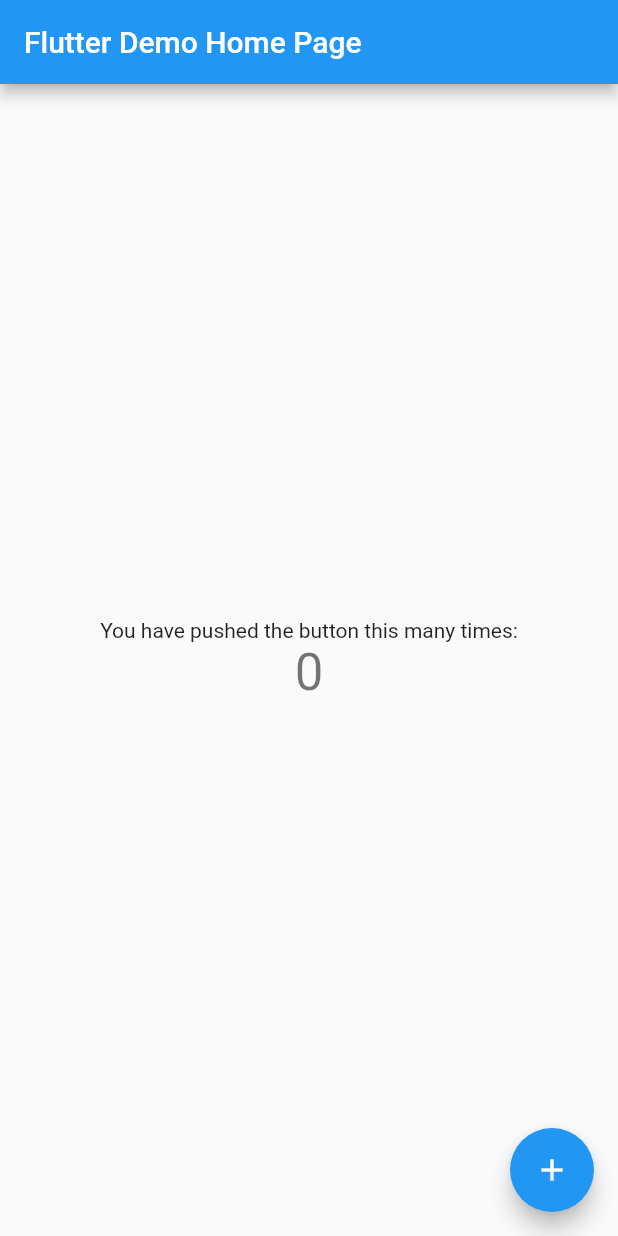
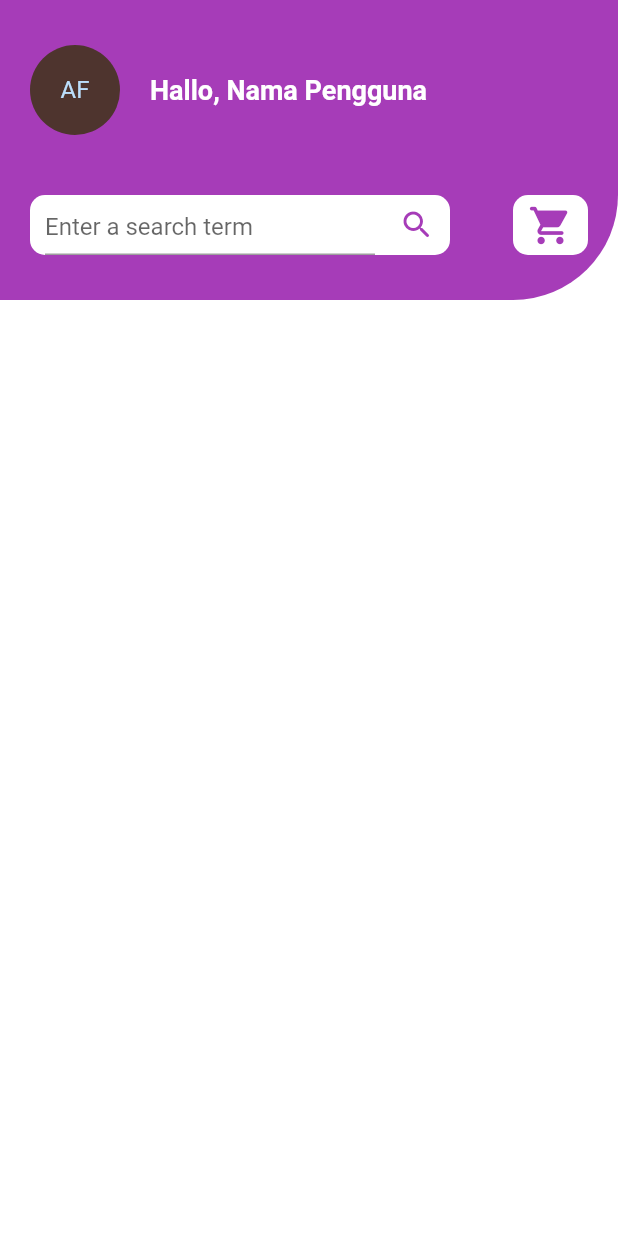
Before and after one commit to FARRAS-DARKUNO/Fake-Store, a Flutter app: the screen it shows after launch, on a phone screen of 412 x 824 dp. Run offline on Flutter 3.47's test engine with Material 2 defaults, Android fonts, the phone set to English and light mode, and no system bars.

Commit message:
header complite

```diff
--- a/lib/main.dart
+++ b/lib/main.dart
@@ -1,3 +1,4 @@
+import 'package:fake_store/screen/home_screen.dart';
 import 'package:flutter/material.dart';
 
 void main() {
@@ -6,110 +7,13 @@ void main() {
 
 class MyApp extends StatelessWidget {
   const MyApp({Key? key}) : super(key: key);
-
-  // This widget is the root of your application.
   @override
   Widget build(BuildContext context) {
     return MaterialApp(
-      title: 'Flutter Demo',
-      theme: ThemeData(
-        // This is the theme of your application.
-        //
-        // Try running your application with "flutter run". You'll see the
-        // application has a blue toolbar. Then, without quitting the app, try
-        // changing the primarySwatch below to Colors.green and then invoke
-        // "hot reload" (press "r" in the console where you ran "flutter run",
-        // or simply save your changes to "hot reload" in a Flutter IDE).
-        // Notice that the counter didn't reset back to zero; the application
-        // is not restarted.
-        primarySwatch: Colors.blue,
-      ),
-      home: const MyHomePage(title: 'Flutter Demo Home Page'),
-    );
+        title: 'Flutter Demo',
+        theme: ThemeData(
+          primarySwatch: Colors.blue,
+        ),
+        home: HomeScreen());
   }
 }
-
-class MyHomePage extends StatefulWidget {
-  const MyHomePage({Key? key, required this.title}) : super(key: key);
-
-  // This widget is the home page of your application. It is stateful, meaning
-  // that it has a State object (defined below) that contains fields that affect
-  // how it looks.
-
-  // This class is the configuration for the state. It holds the values (in this
-  // case the title) provided by the parent (in this case the App widget) and
-  // used by the build method of the State. Fields in a Widget subclass are
-  // always marked "final".
-
-  final String title;
-
-  @override
-  State<MyHomePage> createState() => _MyHomePageState();
-}
-
-class _MyHomePageState extends State<MyHomePage> {
-  int _counter = 0;
-
-  void _incrementCounter() {
-    setState(() {
-      // This call to setState tells the Flutter framework that something has
-      // changed in this State, which causes it to rerun the build method below
-      // so that the display can reflect the updated values. If we changed
-      // _counter without calling setState(), then the build method would not be
-      // called again, and so nothing would appear to happen.
-      _counter++;
-    });
-  }
-
-  @override
-  Widget build(BuildContext context) {
-    // This method is rerun every time setState is called, for instance as done
-    // by the _incrementCounter method above.
-    //
-    // The Flutter framework has been optimized to make rerunning build methods
-    // fast, so that you can just rebuild anything that needs updating rather
-    // than having to individually change instances of widgets.
-    return Scaffold(
-      appBar: AppBar(
-        // Here we take the value from the MyHomePage object that was created by
-        // the App.build method, and use it to set our appbar title.
-        title: Text(widget.title),
-      ),
-      body: Center(
-        // Center is a layout widget. It takes a single child and positions it
-        // in the middle of the parent.
-        child: Column(
-          // Column is also a layout widget. It takes a list of children and
-          // arranges them vertically. By default, it sizes itself to fit its
-          // children horizontally, and tries to be as tall as its parent.
-          //
-          // Invoke "debug painting" (press "p" in the console, choose the
-          // "Toggle Debug Paint" action from the Flutter Inspector in Android
-          // Studio, or the "Toggle Debug Paint" command in Visual Studio Code)
-          // to see the wireframe for each widget.
-          //
-          // Column has various properties to control how it sizes itself and
-          // how it positions its children. Here we use mainAxisAlignment to
-          // center the children vertically; the main axis here is the vertical
-          // axis because Columns are vertical (the cross axis would be
-          // horizontal).
-          mainAxisAlignment: MainAxisAlignment.center,
-          children: <Widget>[
-            const Text(
-              'You have pushed the button this many times:',
-            ),
-            Text(
-              '$_counter',
-              style: Theme.of(context).textTheme.headline4,
-            ),
-          ],
-        ),
-      ),
-      floatingActionButton: FloatingActionButton(
-        onPressed: _incrementCounter,
-        tooltip: 'Increment',
-        child: const Icon(Icons.add),
-      ), // This trailing comma makes auto-formatting nicer for build methods.
-    );
-  }
-}
--- /dev/null
+++ b/lib/screen/home_screen.dart
@@ -0,0 +1,31 @@
+import 'package:fake_store/widget/header_home.dart';
+import 'package:flutter/material.dart';
+
+class HomeScreen extends StatefulWidget {
+  const HomeScreen({Key? key}) : super(key: key);
+
+  @override
+  State<HomeScreen> createState() => _HomeScreenState();
+}
+
+class _HomeScreenState extends State<HomeScreen> {
+  @override
+  Widget build(BuildContext context) {
+    final colorBackgroundAll = Color.fromARGB(255, 166, 60, 184);
+    final colorBackground = Color.fromARGB(255, 255, 255, 255);
+    return Scaffold(
+      backgroundColor: colorBackground,
+      body: SafeArea(
+        child: SingleChildScrollView(
+          child: Container(
+            child: Column(
+              children: [
+                HeaderHome(),
+              ],
+            ),
+          ),
+        ),
+      ),
+    );
+  }
+}
--- /dev/null
+++ b/lib/widget/header_home.dart
@@ -0,0 +1,103 @@
+import 'package:flutter/material.dart';
+import 'package:flutter/widgets.dart';
+
+class HeaderHome extends StatelessWidget {
+  const HeaderHome({Key? key}) : super(key: key);
+  @override
+  Widget build(BuildContext context) {
+    final colorBackgroundAll = const Color.fromARGB(255, 166, 60, 184);
+    var inputDecoration = const InputDecoration(
+        hintText: 'Enter a search term', fillColor: Colors.amber);
+    return Container(
+      width: double.infinity,
+      height: 200,
+      padding: const EdgeInsets.symmetric(horizontal: 20, vertical: 30),
+      decoration: BoxDecoration(
+        color: colorBackgroundAll,
+        borderRadius:
+            const BorderRadius.only(bottomRight: const Radius.circular(70)),
+      ),
+      child: Column(
+        children: [
+          Container(
+            height: 60,
+            width: double.infinity,
+            margin: const EdgeInsets.only(bottom: 40),
+            child: Row(
+              children: [
+                Container(
+                  margin: const EdgeInsets.only(right: 20),
+                  child: CircleAvatar(
+                    radius: 30,
+                    backgroundColor: Colors.brown.shade800,
+                    child: const Text('AF'),
+                  ),
+                ),
+                Container(
+                  // ignore: prefer_const_constructors
+                  child: Text(
+                    'Hallo, Nama Pengguna',
+                    // ignore: prefer_const_constructors
+                    style: TextStyle(
+                      color: Colors.white,
+                      fontSize: 18,
+                      fontWeight: FontWeight.bold,
+                    ),
+                  ),
+                ),
+              ],
+            ),
+          ),
+          Container(
+            height: 40,
+            width: double.infinity,
+            child: Row(
+              mainAxisAlignment: MainAxisAlignment.spaceBetween,
+              children: <Widget>[
+                Container(
+                  width: 280,
+                  height: double.infinity,
+                  padding: const EdgeInsets.only(left: 10, right: 10),
+                  decoration: const BoxDecoration(
+                    color: Colors.white,
+                    borderRadius:
+                        const BorderRadius.all(const Radius.circular(10)),
+                  ),
+                  child: Row(
+                    mainAxisAlignment: MainAxisAlignment.spaceBetween,
+                    children: [
+                      Container(
+                        width: 220,
+                        child: TextField(
+                          decoration: inputDecoration,
+                        ),
+                      ),
+                      Icon(
+                        Icons.search_rounded,
+                        color: colorBackgroundAll,
+                        size: 24.0,
+                      )
+                    ],
+                  ),
+                ),
+                Container(
+                  width: 50,
+                  height: double.infinity,
+                  decoration: const BoxDecoration(
+                    borderRadius: BorderRadius.all(Radius.circular(10)),
+                    color: Colors.white,
+                  ),
+                  child: Icon(
+                    Icons.shopping_cart_rounded,
+                    color: colorBackgroundAll,
+                    size: 30.0,
+                  ),
+                )
+              ],
+            ),
+          ),
+        ],
+      ),
+    );
+  }
+}
```
